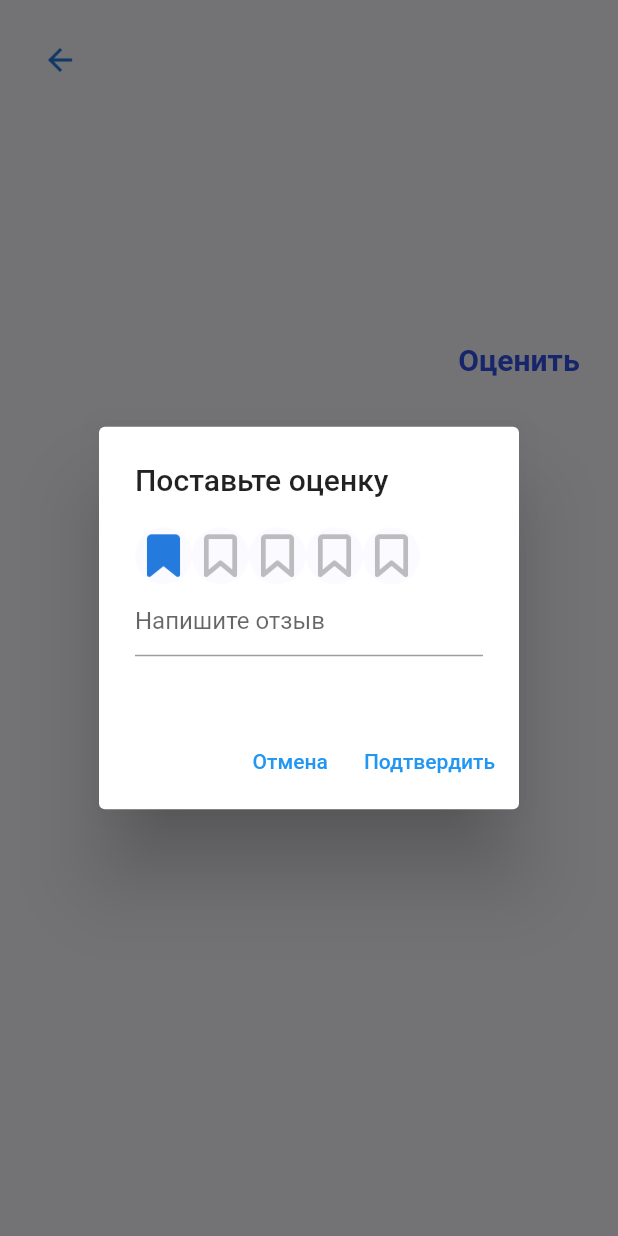
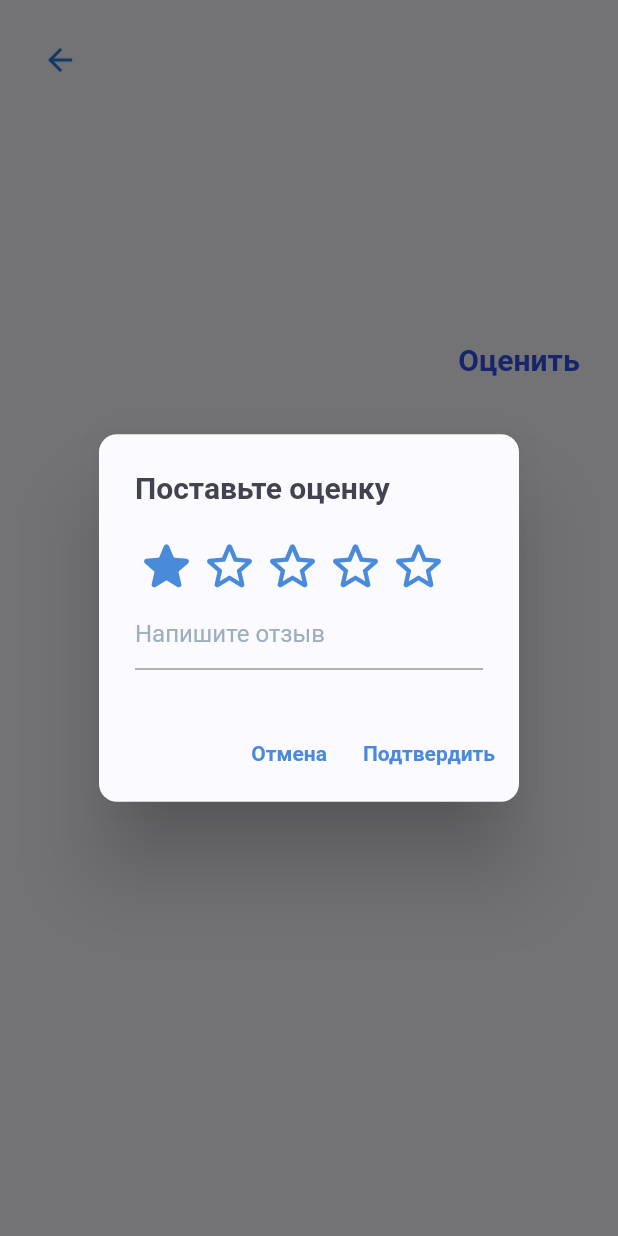
Before and after one commit to StarProxima/CampApp, a Flutter app: the EventPage screen opened directly with empty values, after a tap on "Оценить", on a phone screen of 412 x 824 dp. Run offline on Flutter 3.47's test engine with Material 2 defaults, Android fonts, the phone set to English and light mode, and no system bars; our stand-ins replace file_picker, flutter_chat_types, flutter_chat_ui, image_picker, open_file and 1 more; missing offline and left inert: dart:ffi, image_picker_for_web, mobile_scanner; network calls fail.

Commit message:
декоративные фиксы

```diff
--- a/camp_app/lib/chat_page.dart
+++ b/camp_app/lib/chat_page.dart
@@ -232,6 +232,10 @@ class _ChatPageState extends State<ChatPage> {
                   showUserAvatars: true,
                   isLastPage: true,
                   theme: DefaultChatTheme(
+                      backgroundColor: AppColors.background,
+                      messageInsetsVertical: 12,
+                      messageInsetsHorizontal: 12,
+                      messageBorderRadius: 12,
                       primaryColor: AppColors.primary,
                       secondaryColor: AppColors.border,
                       inputBorderRadius: BorderRadius.zero,
--- a/camp_app/lib/event_page.dart
+++ b/camp_app/lib/event_page.dart
@@ -18,12 +18,12 @@ class ReviewContentState extends State<ReviewContent> {
   final TextEditingController _textFieldController = TextEditingController();
   late String textInBox = "";
   late int starLevel = 1;
-  late double sizeOfPic = 38;
+  late double sizeOfPic = 42;
 
   @override
   Widget build(BuildContext context) {
     return SizedBox(
-      height: 100,
+      height: 90,
       child: Column(
         children: [
           Row(
@@ -41,8 +41,10 @@ class ReviewContentState extends State<ReviewContent> {
                     child: SizedBox(
                       width: sizeOfPic,
                       height: sizeOfPic,
-                      child: Image(
-                        image: starLevel >= i ? AppImages.attachSelected : AppImages.attach,
+                      child: Icon(
+                        starLevel < i ? Icons.star_border_rounded : Icons.star_rounded,
+                        color: AppColors.primary,
+                        size: 42,
                       ),
                     ),
                     style: appButtonStyle,
@@ -57,7 +59,11 @@ class ReviewContentState extends State<ReviewContent> {
               });
             },
             controller: _textFieldController,
-            decoration: InputDecoration(hintText: "Напишите отзыв"),
+            decoration: InputDecoration(
+              hintText: "Напишите отзыв",
+              hintStyle: TextStyle(color: AppColors.textGray),
+              border: const UnderlineInputBorder(),
+            ),
           ),
         ],
       ),
@@ -112,9 +118,6 @@ class _EventPage extends State<EventPage> {
   Widget createImage() {
     if (event.imgUrl != "") {
       return Container(
-        //alignment: Alignment.topCenter,
-        // width: MediaQuery.of(context).size.width,
-        //height: 500,
         decoration: BoxDecoration(
             image: DecorationImage(
           alignment: Alignment.topCenter,
@@ -151,13 +154,18 @@ class _EventPage extends State<EventPage> {
         context: context,
         builder: (context) {
           return AlertDialog(
-            title: Text('Поставьте оценку'),
+            backgroundColor: AppColors.background,
+            shape: RoundedRectangleBorder(borderRadius: BorderRadius.all(Radius.circular(12))),
+            title: Text(
+              'Поставьте оценку',
+              style: TextStyle(color: AppColors.textDark, fontWeight: FontWeight.bold),
+            ),
             content: ReviewContent(
               key: starState,
             ),
             actions: <Widget>[
               TextButton(
-                child: Text('Отмена'),
+                child: Text('Отмена', style: TextStyle(color: AppColors.primary, fontWeight: FontWeight.bold)),
                 onPressed: () {
                   setState(() {
                     Navigator.pop(context);
@@ -165,7 +173,7 @@ class _EventPage extends State<EventPage> {
                 },
               ),
               TextButton(
-                child: Text('Подтвердить'),
+                child: Text('Подтвердить', style: TextStyle(color: AppColors.primary, fontWeight: FontWeight.bold)),
                 onPressed: () {
                   makeReview(starState.currentState!.starLevel, starState.currentState!.textInBox);
                   setState(() {
```
Also changed, not shown: camp_app/lib/autorization.dart (+3 -22 lines), camp_app/lib/main.dart (+17 -10 lines), camp_app/lib/republic_rating_widget.dart (added, +16 -0 lines), camp_app/lib/ui/parent_profile_page.dart (+20 -34 lines), camp_app/lib/ui/parents_child_page.dart (+17 -13 lines), camp_app/assets/icon.png (added).
